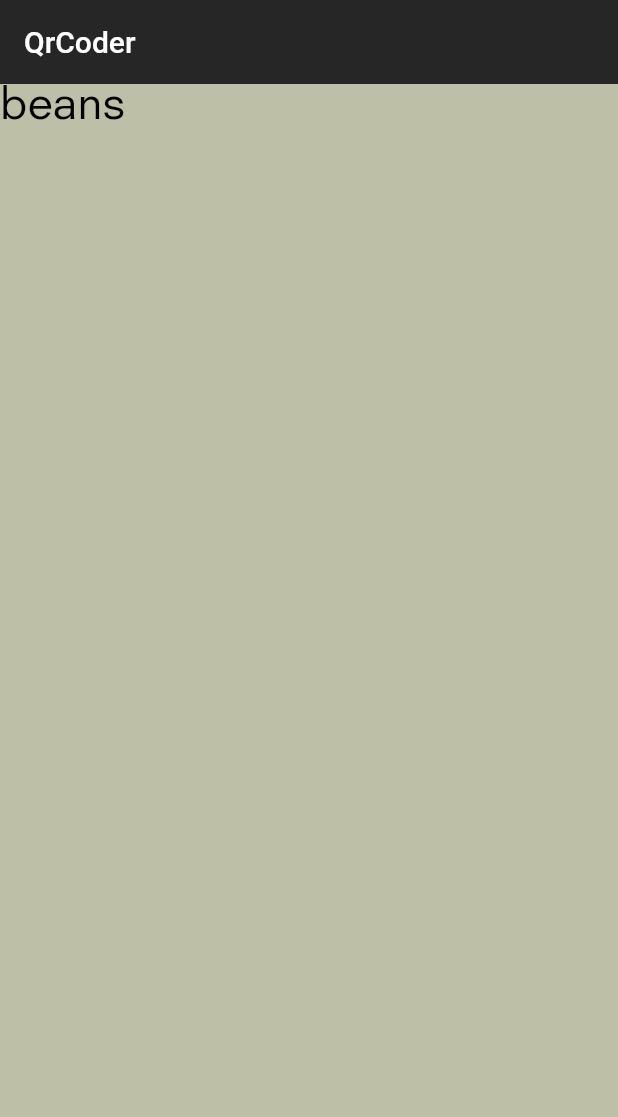
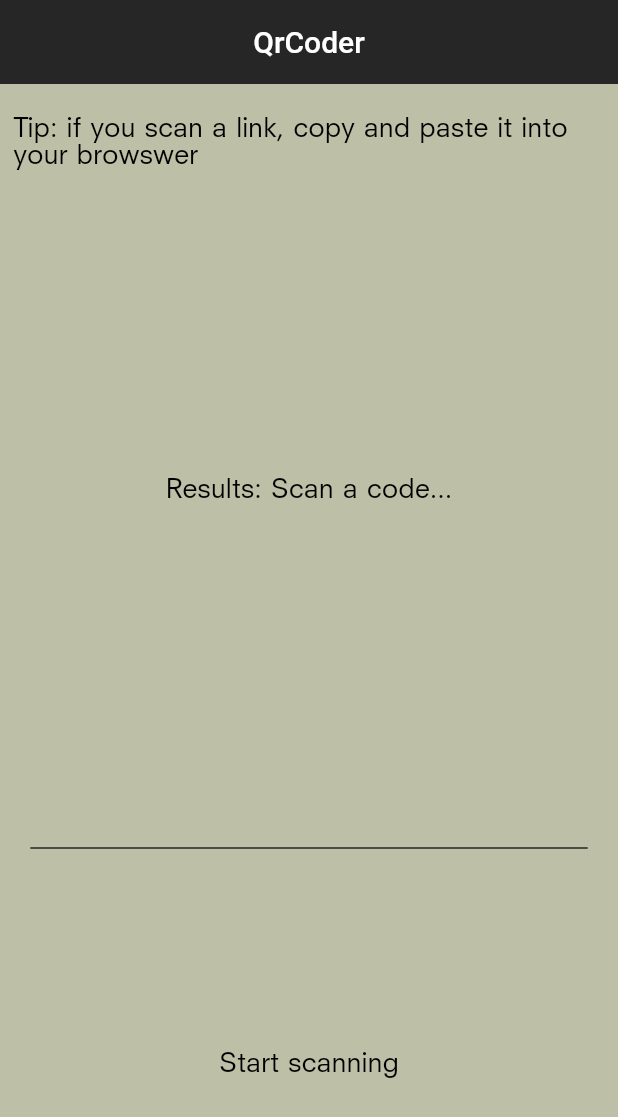
Before and after one commit to og-JND/Qrcoder_2.0, a Flutter app: the screen it shows after launch, on a phone screen of 412 x 824 dp. Shown: the top 1117 px of the screen. Run offline on Flutter 3.47's test engine with Material 2 defaults, Android fonts, the phone set to English and light mode, and no system bars; missing offline and left inert: flutter_barcode_scanner.

Commit message:
Fixed the scanning and built the base UI. First stable build of the app.

```diff
--- a/lib/font_business.dart
+++ b/lib/font_business.dart
@@ -10,7 +10,11 @@ class NormalFont extends StatelessWidget {
   Widget build(BuildContext context) {
     return DefaultTextStyle(
       style:
-          const TextStyle(fontSize: 30, fontFamily: 'Nue', color: Colors.black),
+      const TextStyle(fontSize: 18,
+          fontFamily: 'Nue',
+          wordSpacing: 1,
+          height: 1,
+          color: Colors.black),
       child: Text(outputText),
     );
   }
--- a/lib/main.dart
+++ b/lib/main.dart
@@ -1,25 +1,87 @@
+import 'dart:async';
+import 'package:flutter/services.dart';
 import 'package:flutter/material.dart';
 import 'package:qrcoder_two/font_business.dart';
 import 'package:flutter_barcode_scanner/flutter_barcode_scanner.dart';
 
-void main() => runApp(const MaterialApp(home:HomePage()));
+void main() => runApp(const MaterialApp(
+    debugShowCheckedModeBanner: false,
+    home:HomePage()));
 
-class HomePage extends StatelessWidget {
+class HomePage extends StatefulWidget {
   const HomePage({Key? key}) : super(key: key);
 
   @override
+  State<HomePage> createState() => _HomePageState();
+}
+
+class _HomePageState extends State<HomePage> {
+  String _scanBarcode = 'Scan a code...';
+  @override
   Widget build(BuildContext context) {
-    return Scaffold(
+
+    //Created a function that brings up the scanning interface.
+    Future<void> startScanning() async {
+      String barcodeScanRes;
+      // Platform messages may fail, so we use a try/catch PlatformException.
+      try {
+        barcodeScanRes = await FlutterBarcodeScanner.scanBarcode(
+            '#FF7F11', 'Cancel', true, ScanMode.QR);
+        print(barcodeScanRes);
+      } on PlatformException {
+        barcodeScanRes = 'Failed to get platform version.';
+      }
+      setState(() {
+        _scanBarcode = barcodeScanRes;
+      });
+    }
+    return SafeArea(
+      child: Scaffold(
         backgroundColor: const Color(0xffabcbfa4),
         appBar: AppBar(
           elevation: 0,
           backgroundColor: const Color(0xFF262626),
-        title: const Text('QrCoder'),
+          title: Center(child: const Text('QrCoder')),
         ),
         body: Column(
           children: [
-          NormalFont('beans')
+            Expanded(
+                flex: 1,
+                child: Padding(
+                    padding: const EdgeInsets.fromLTRB(9,10,0,0),
+                    child: Column(
+                      children: [
+                        NormalFont('Tip: if you scan a link, copy and paste it into your browswer')
                       ],
+                    )
+                )
+            ),
+            Expanded(
+                flex: 1,
+                child:  Padding(
+                  padding: const EdgeInsets.fromLTRB(0,0,0,6),
+                  child: NormalFont('Results: $_scanBarcode',),
+                ),
+            ),
+            const Divider(
+              thickness: 1,
+              endIndent: 20.2,
+              indent: 20.2,
+              color: Color(0xFF262626),
+            ),
+            Expanded(
+                flex: 1,
+                  child:
+                    TextButton(
+                        style: ButtonStyle(
+                          //backgroundColor: MaterialStateProperty.all(const Color(0xFFacbfa4))
+                        ),
+                        onPressed: () => startScanning(),
+                        child: NormalFont('Start scanning'),
+                        )
+                    ),
+          ],
+        ),
       ),
     );
   }
```
Lines whose indentation alone changed are shown as unchanged.
